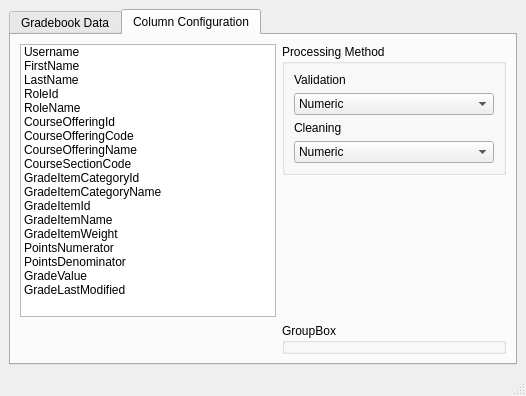
This is spikes/qtdesigner/gradebook_tool.ui in hollydev/LCC_DataTool as Qt 5 draws it before an edit. The edited form follows.
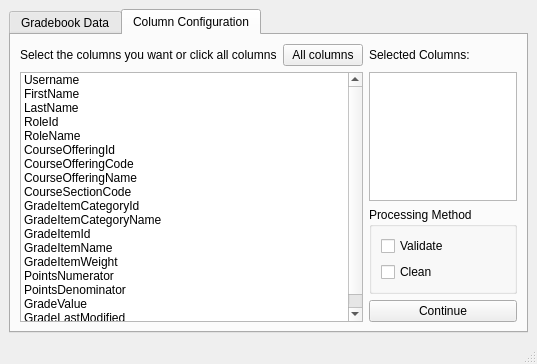
This is the edited form. The open tabs and pages were chosen to show the change.

Commit message: added some widgets, added functions and multithreading to the GUI

What changed in the file:
```diff
--- a/spikes/qtdesigner/gradebook_tool.ui
+++ b/spikes/qtdesigner/gradebook_tool.ui
@@ -6,16 +6,16 @@
    <rect>
     <x>0</x>
     <y>0</y>
-    <width>514</width>
-    <height>396</height>
+    <width>537</width>
+    <height>364</height>
    </rect>
   </property>
   <property name="windowTitle">
    <string>MainWindow</string>
   </property>
   <widget class="QWidget" name="centralwidget">
-   <layout class="QGridLayout" name="gridLayout">
-    <item row="0" column="0">
+   <layout class="QHBoxLayout" name="horizontalLayout">
+    <item>
      <widget class="QTabWidget" name="tabWidget">
       <property name="tabPosition">
        <enum>QTabWidget::North</enum>
@@ -450,8 +450,29 @@
        <attribute name="toolTip">
         <string>Configure column settings</string>
        </attribute>
-       <layout class="QGridLayout" name="gridLayout_4">
-        <item row="0" column="0" alignment="Qt::AlignLeft">
+       <layout class="QGridLayout" name="gridLayout">
+        <item row="0" column="0">
+         <widget class="QLabel" name="label_5">
+          <property name="text">
+           <string>Select the columns you want or click all columns</string>
+          </property>
+         </widget>
+        </item>
+        <item row="0" column="1">
+         <widget class="QPushButton" name="pushButton_3">
+          <property name="text">
+           <string>All columns</string>
+          </property>
+         </widget>
+        </item>
+        <item row="0" column="2">
+         <widget class="QLabel" name="label_6">
+          <property name="text">
+           <string>Selected Columns:</string>
+          </property>
+         </widget>
+        </item>
+        <item row="1" column="0" rowspan="3" colspan="2">
          <widget class="QListWidget" name="listWidget_3">
           <item>
            <property name="text">
@@ -545,106 +566,36 @@
           </item>
          </widget>
         </item>
-        <item row="0" column="1" alignment="Qt::AlignTop">
+        <item row="1" column="2">
+         <widget class="QListWidget" name="listWidget_4"/>
+        </item>
+        <item row="2" column="2">
          <widget class="QGroupBox" name="groupBox">
           <property name="title">
            <string>Processing Method</string>
           </property>
           <layout class="QVBoxLayout" name="verticalLayout">
            <item>
-            <widget class="QLabel" name="label_5">
+            <widget class="QCheckBox" name="checkBox_2">
              <property name="text">
-              <string>Validation</string>
+              <string>Validate</string>
              </property>
             </widget>
            </item>
            <item>
-            <widget class="QComboBox" name="comboBox">
-             <item>
-              <property name="text">
-               <string>Numeric</string>
-              </property>
-             </item>
-             <item>
-              <property name="text">
-               <string>Mixed Field</string>
-              </property>
-             </item>
-             <item>
-              <property name="text">
-               <string>Plain Text</string>
-              </property>
-             </item>
-             <item>
-              <property name="text">
-               <string>CRN</string>
-              </property>
-             </item>
-             <item>
-              <property name="text">
-               <string>Grade Item Name</string>
-              </property>
-             </item>
-             <item>
-              <property name="text">
-               <string>Grade Value</string>
-              </property>
-             </item>
-             <item>
-              <property name="text">
-               <string>Date</string>
-              </property>
-             </item>
-            </widget>
-           </item>
-           <item>
-            <widget class="QLabel" name="label_6">
+            <widget class="QCheckBox" name="checkBox">
              <property name="text">
-              <string>Cleaning</string>
+              <string>Clean</string>
              </property>
             </widget>
            </item>
-           <item>
-            <widget class="QComboBox" name="comboBox_2">
-             <item>
-              <property name="text">
-               <string>Numeric</string>
-              </property>
-             </item>
-             <item>
-              <property name="text">
-               <string>Mixed Field</string>
-              </property>
-             </item>
-             <item>
-              <property name="text">
-               <string>Plain Text</string>
-              </property>
-             </item>
-             <item>
-              <property name="text">
-               <string>Fuzzy Matching</string>
-              </property>
-             </item>
-             <item>
-              <property name="text">
-               <string>Grade Normalization</string>
-              </property>
-             </item>
-             <item>
-              <property name="text">
-               <string>Date</string>
-              </property>
-             </item>
-            </widget>
-           </item>
           </layout>
          </widget>
         </item>
-        <item row="1" column="1">
-         <widget class="QGroupBox" name="groupBox_2">
-          <property name="title">
-           <string>GroupBox</string>
+        <item row="3" column="2">
+         <widget class="QPushButton" name="pushButton_2">
+          <property name="text">
+           <string>Continue</string>
           </property>
          </widget>
         </item>
```
Left out of the diff: 268 changed lines with no effect on the pictures. The commit also changes 2 other files.
